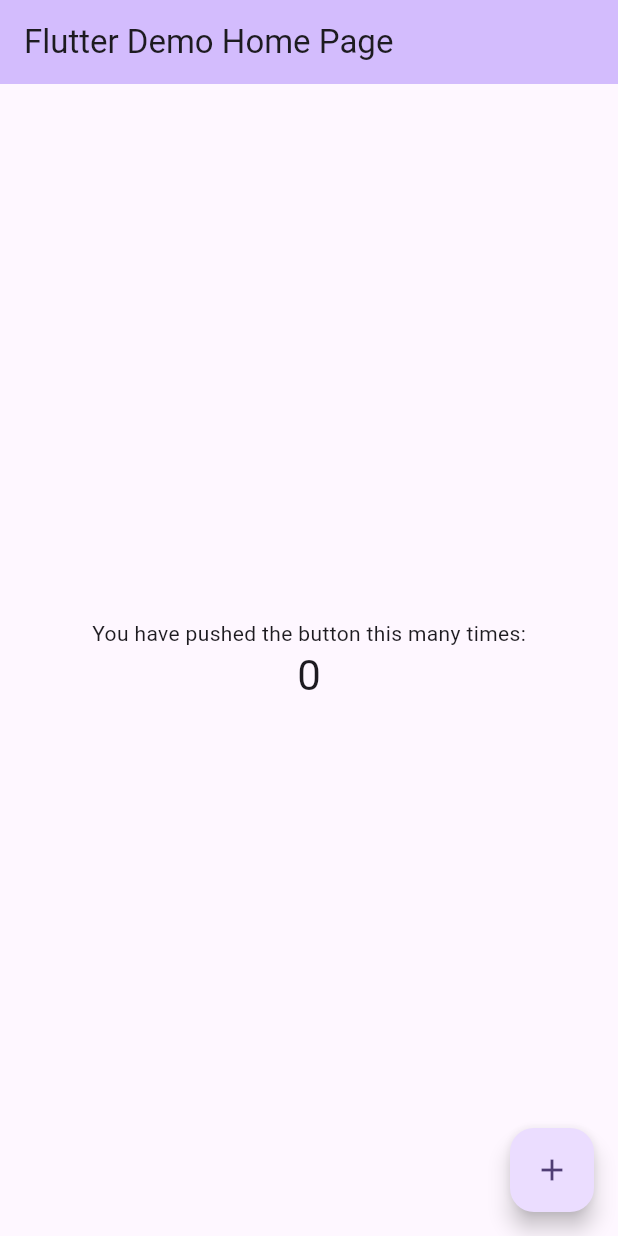
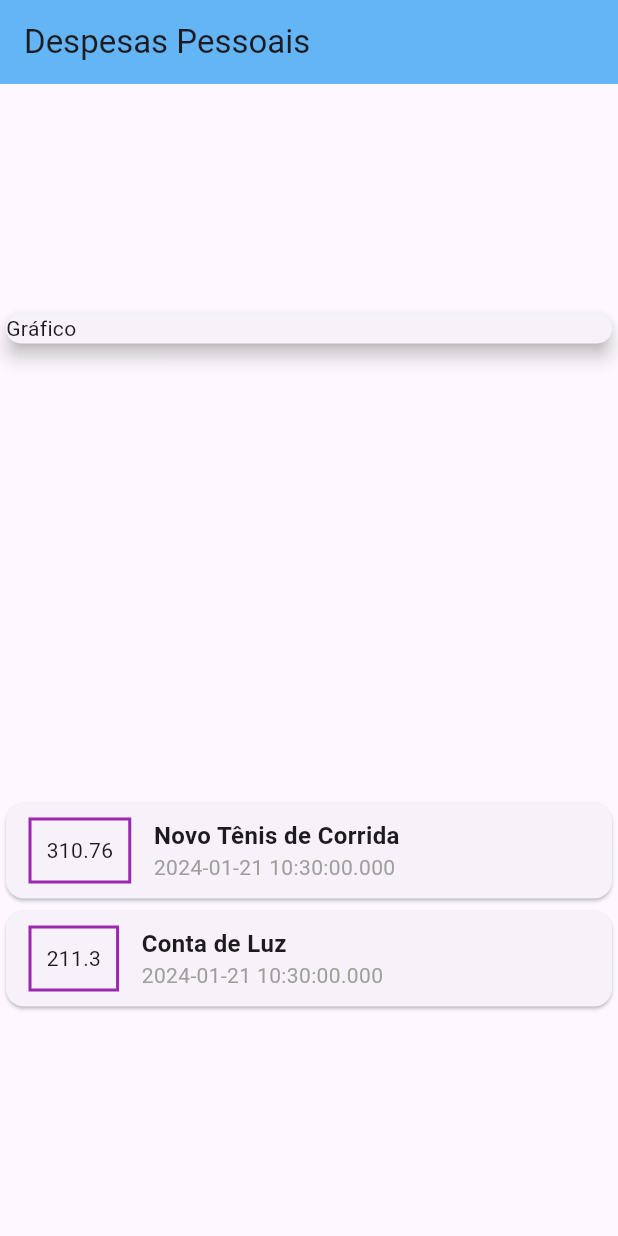
Before and after one commit to netsoncavina/flutter_expenses, a Flutter app: the screen it shows after launch, on a phone screen of 412 x 824 dp. Run offline on Flutter 3.47's test engine with Material 3 defaults, Android fonts, the phone set to English and light mode, and no system bars.

Commit message:
Desenvolvimento componente Main

```diff
--- a/lib/main.dart
+++ b/lib/main.dart
@@ -1,125 +1,88 @@
+// ignore_for_file: prefer_const_constructors, prefer_const_literals_to_create_immutables, sort_child_properties_last
+
+import 'package:expenses/models/transaction.dart';
 import 'package:flutter/material.dart';
 
-void main() {
-  runApp(const MyApp());
-}
+main() => runApp(ExpensesApp());
 
-class MyApp extends StatelessWidget {
-  const MyApp({super.key});
+class ExpensesApp extends StatelessWidget {
+  const ExpensesApp({super.key});
 
-  // This widget is the root of your application.
   @override
   Widget build(BuildContext context) {
     return MaterialApp(
-      title: 'Flutter Demo',
-      theme: ThemeData(
-        // This is the theme of your application.
-        //
-        // TRY THIS: Try running your application with "flutter run". You'll see
-        // the application has a purple toolbar. Then, without quitting the app,
-        // try changing the seedColor in the colorScheme below to Colors.green
-        // and then invoke "hot reload" (save your changes or press the "hot
-        // reload" button in a Flutter-supported IDE, or press "r" if you used
-        // the command line to start the app).
-        //
-        // Notice that the counter didn't reset back to zero; the application
-        // state is not lost during the reload. To reset the state, use hot
-        // restart instead.
-        //
-        // This works for code too, not just values: Most code changes can be
-        // tested with just a hot reload.
-        colorScheme: ColorScheme.fromSeed(seedColor: Colors.deepPurple),
-        useMaterial3: true,
-      ),
-      home: const MyHomePage(title: 'Flutter Demo Home Page'),
+      home: MyHomePage(),
     );
   }
 }
 
-class MyHomePage extends StatefulWidget {
-  const MyHomePage({super.key, required this.title});
+class MyHomePage extends StatelessWidget {
+  MyHomePage({super.key});
 
-  // This widget is the home page of your application. It is stateful, meaning
-  // that it has a State object (defined below) that contains fields that affect
-  // how it looks.
-
-  // This class is the configuration for the state. It holds the values (in this
-  // case the title) provided by the parent (in this case the App widget) and
-  // used by the build method of the State. Fields in a Widget subclass are
-  // always marked "final".
-
-  final String title;
-
-  @override
-  State<MyHomePage> createState() => _MyHomePageState();
-}
-
-class _MyHomePageState extends State<MyHomePage> {
-  int _counter = 0;
-
-  void _incrementCounter() {
-    setState(() {
-      // This call to setState tells the Flutter framework that something has
-      // changed in this State, which causes it to rerun the build method below
-      // so that the display can reflect the updated values. If we changed
-      // _counter without calling setState(), then the build method would not be
-      // called again, and so nothing would appear to happen.
-      _counter++;
-    });
-  }
+  final _transactions = [
+    Transaction(id: 't1', title: 'Novo Tênis de Corrida', value: 310.76, date: DateTime.now()),
+    Transaction(id: 't2', title: 'Conta de Luz', value: 211.30, date: DateTime.now()),
+  ];
 
   @override
   Widget build(BuildContext context) {
-    // This method is rerun every time setState is called, for instance as done
-    // by the _incrementCounter method above.
-    //
-    // The Flutter framework has been optimized to make rerunning build methods
-    // fast, so that you can just rebuild anything that needs updating rather
-    // than having to individually change instances of widgets.
     return Scaffold(
         appBar: AppBar(
-        // TRY THIS: Try changing the color here to a specific color (to
-        // Colors.amber, perhaps?) and trigger a hot reload to see the AppBar
-        // change color while the other colors stay the same.
-        backgroundColor: Theme.of(context).colorScheme.inversePrimary,
-        // Here we take the value from the MyHomePage object that was created by
-        // the App.build method, and use it to set our appbar title.
-        title: Text(widget.title),
+          title: Text('Despesas Pessoais'),
+          backgroundColor: Colors.blue[300],
         ),
-      body: Center(
-        // Center is a layout widget. It takes a single child and positions it
-        // in the middle of the parent.
-        child: Column(
-          // Column is also a layout widget. It takes a list of children and
-          // arranges them vertically. By default, it sizes itself to fit its
-          // children horizontally, and tries to be as tall as its parent.
-          //
-          // Column has various properties to control how it sizes itself and
-          // how it positions its children. Here we use mainAxisAlignment to
-          // center the children vertically; the main axis here is the vertical
-          // axis because Columns are vertical (the cross axis would be
-          // horizontal).
-          //
-          // TRY THIS: Invoke "debug painting" (choose the "Toggle Debug Paint"
-          // action in the IDE, or press "p" in the console), to see the
-          // wireframe for each widget.
-          mainAxisAlignment: MainAxisAlignment.center,
-          children: <Widget>[
-            const Text(
-              'You have pushed the button this many times:',
+        body: Column(
+          mainAxisAlignment: MainAxisAlignment.spaceAround,
+          crossAxisAlignment: CrossAxisAlignment.stretch,
+          children: [
+            Card(
+              child: Text('Gráfico'),
+              elevation: 5,
+            ),
+            Column(
+              children: _transactions.map((transaction) {
+                return Card(
+                  child: Row(
+                    children: [
+                      Container(
+                        margin: EdgeInsets.symmetric(
+                          horizontal: 15,
+                          vertical: 10,
+                        ),
+                        decoration: BoxDecoration(
+                          border: Border.all(
+                            color: Colors.purple,
+                            width: 2,
+                          ),
+                        ),
+                        padding: EdgeInsets.all(10),
+                        child: Text(transaction.value.toString()),
+                      ),
+                      Column(
+                        mainAxisAlignment: MainAxisAlignment.start,
+                        crossAxisAlignment: CrossAxisAlignment.start,
+                        children: [
+                          Text(
+                            transaction.title,
+                            style: TextStyle(
+                              fontWeight: FontWeight.bold,
+                              fontSize: 16,
+                            ),
                           ),
                           Text(
-              '$_counter',
-              style: Theme.of(context).textTheme.headlineMedium,
+                            transaction.date.toString(),
+                            style: TextStyle(
+                              color: Colors.grey,
+                            ),
                           ),
                         ],
+                      )
+                    ],
                   ),
-      ),
-      floatingActionButton: FloatingActionButton(
-        onPressed: _incrementCounter,
-        tooltip: 'Increment',
-        child: const Icon(Icons.add),
-      ), // This trailing comma makes auto-formatting nicer for build methods.
                 );
+              }).toList(),
+            )
+          ],
+        ));
   }
 }
```
Lines whose indentation alone changed are shown as unchanged.
